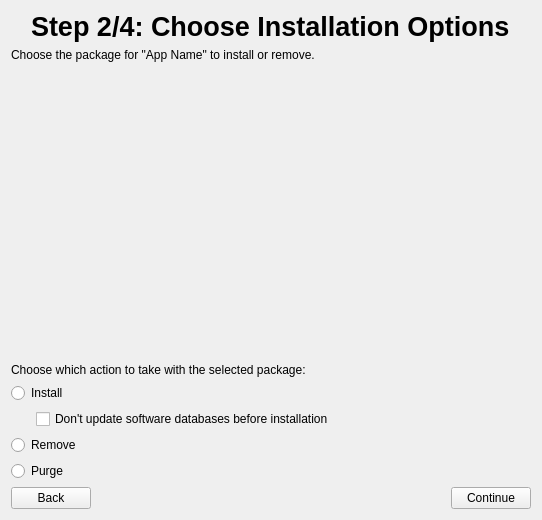
Qt form ui/chooseinstallationpage.ui (Kicksecure/browser-choice) before a commit.
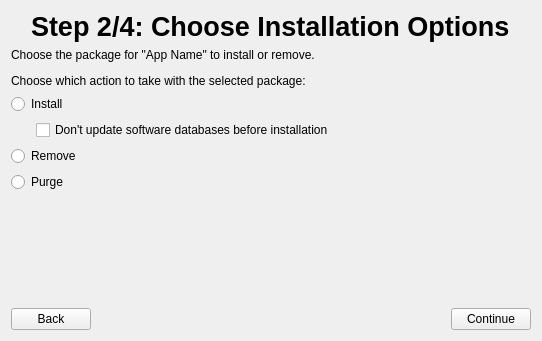
The same form after that commit. Icons and pictures are not drawn.

Diff of the .ui file:
```diff
--- a/ui/chooseinstallationpage.ui
+++ b/ui/chooseinstallationpage.ui
@@ -7,7 +7,7 @@
     <x>0</x>
     <y>0</y>
     <width>542</width>
-    <height>520</height>
+    <height>341</height>
    </rect>
   </property>
   <property name="windowTitle">
@@ -61,7 +61,7 @@
    <item>
     <widget class="QWidget" name="packageChooserWidget" native="true">
      <property name="sizePolicy">
-      <sizepolicy hsizetype="Preferred" vsizetype="Expanding">
+      <sizepolicy hsizetype="Preferred" vsizetype="Preferred">
        <horstretch>0</horstretch>
        <verstretch>0</verstretch>
       </sizepolicy>
@@ -129,6 +129,19 @@
      </property>
     </widget>
    </item>
+   <item>
+    <spacer name="verticalSpacer">
+     <property name="orientation">
+      <enum>Qt::Vertical</enum>
+     </property>
+     <property name="sizeHint" stdset="0">
+      <size>
+       <width>20</width>
+       <height>40</height>
+      </size>
+     </property>
+    </spacer>
+   </item>
    <item>
     <layout class="QHBoxLayout" name="horizontalLayout_2">
      <item>
```
